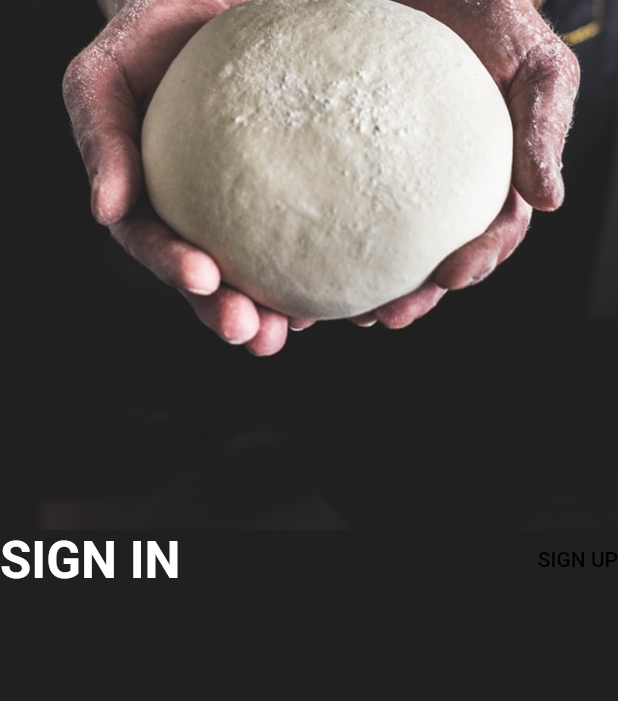
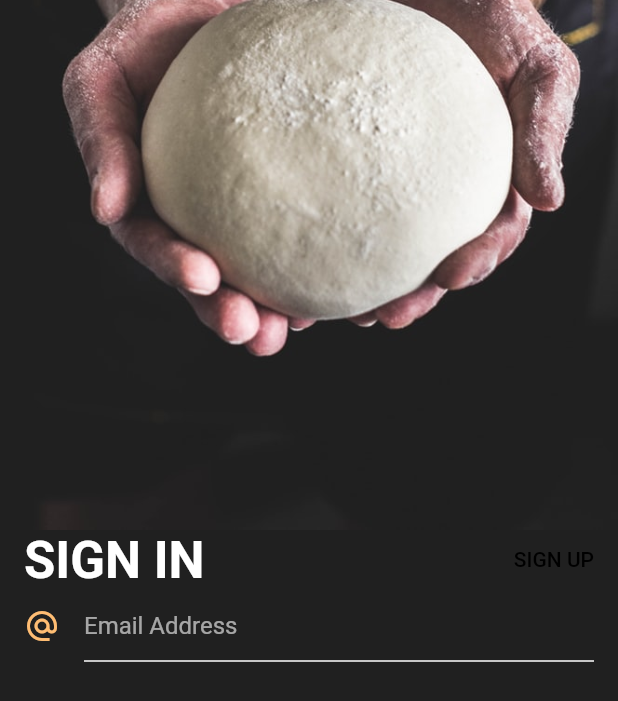
Before and after one commit to pablojavierjimenez/flt_tut_1_login_screen, a Flutter app: the screen it shows after launch, after a tap on "START LEARNINNG", on a phone screen of 412 x 824 dp. Shown: the top 701 px of the screen. Run offline on Flutter 3.47's test engine with Material 2 defaults, Android fonts, the phone set to English and light mode, and no system bars.

Commit message:
de 9:00min a 10:23minn

```diff
--- a/lib/main.dart
+++ b/lib/main.dart
@@ -24,6 +24,13 @@ class MyApp extends StatelessWidget {
           headline5: TextStyle(
             color: Colors.white,
             fontWeight: FontWeight.normal,
+          ),
+        ),
+        inputDecorationTheme: InputDecorationTheme(
+          enabledBorder: UnderlineInputBorder(
+            borderSide: BorderSide(
+              color: Colors.white,
+            ),
           ),
         ),
       ),
--- a/lib/signin_screen.dart
+++ b/lib/signin_screen.dart
@@ -1,3 +1,4 @@
+import 'package:flt_tut_1_login_screen/constants.dart';
 import 'package:flutter/material.dart';
 
 class SignInScreen extends StatelessWidget {
@@ -20,6 +21,8 @@ class SignInScreen extends StatelessWidget {
           ),
           Expanded(
             flex: 4,
+            child: Padding(
+              padding: const EdgeInsets.symmetric(horizontal: 16),
               child: Column(
                 children: <Widget>[
                   Row(
@@ -34,8 +37,28 @@ class SignInScreen extends StatelessWidget {
                         style: Theme.of(context).textTheme.button,
                       )
                     ],
+                  ),
+                  Row(
+                    crossAxisAlignment: CrossAxisAlignment.center,
+                    children: <Widget>[
+                      Padding(
+                        padding: const EdgeInsets.only(right: 16),
+                        child: Icon(
+                          Icons.alternate_email,
+                          color: kPrimaryColor,
+                        ),
+                      ),
+                      Expanded(
+                        child: TextField(
+                          decoration: InputDecoration(
+                            hintText: "Email Address",
+                          ),
+                        ),
                       )
                     ],
+                  ),
+                ],
+              ),
             ),
           ),
         ],
```
Lines whose indentation alone changed are shown as unchanged.
